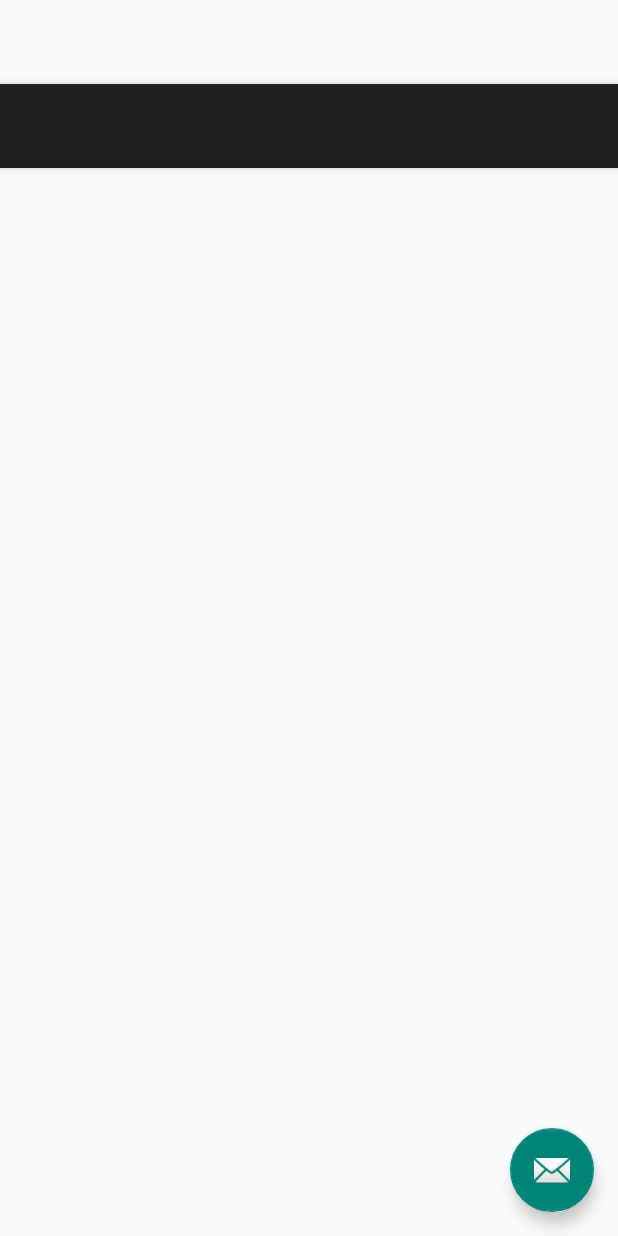
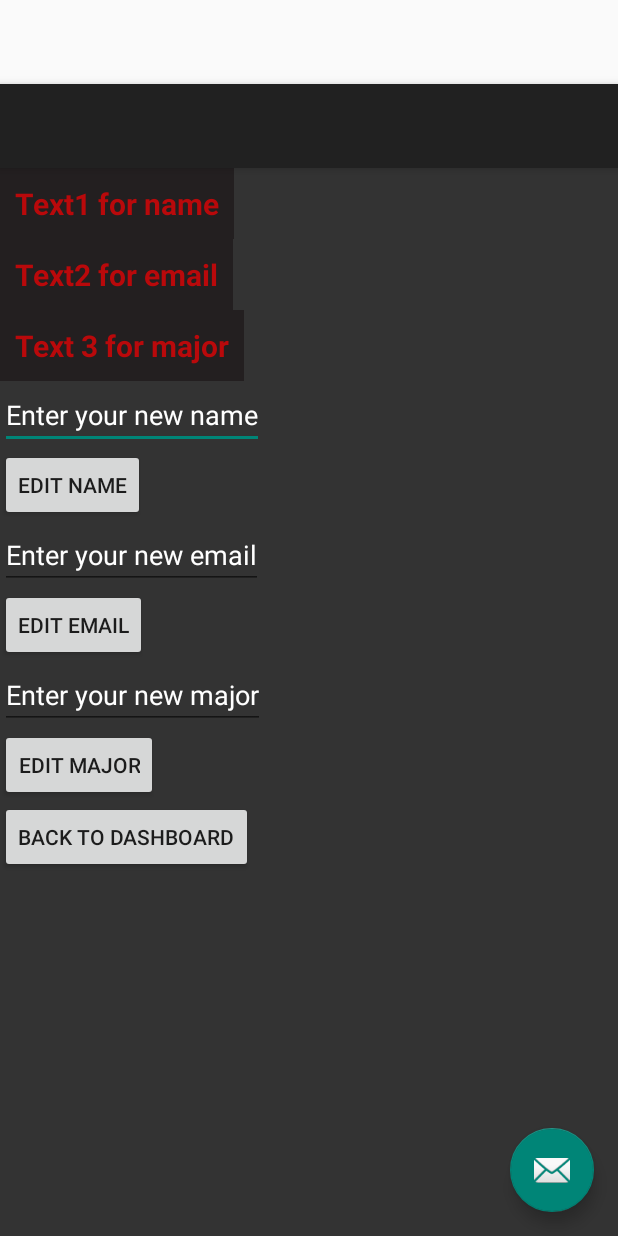
Before and after one commit to DoYouWantToBuildAProgram/Recs-From-Techs, an Android app: the layout activity_profile.xml on its own in the app's theme, with its tools: preview values and no code run, on a phone screen of 412 x 824 dp. Run offline under Robolectric (Android 15) with nearby library versions, the phone set to English and light mode, and no system bars.

Commit message:
M4 stuff

```diff
--- a/app/build.gradle
+++ b/app/build.gradle
@@ -2,7 +2,7 @@ apply plugin: 'com.android.application'
 
 android {
     compileSdkVersion 22
-    buildToolsVersion "22.0.1"
+    buildToolsVersion "21.0.1"
 
     defaultConfig {
         applicationId "com.example.erica.recsfromtechs"
--- a/app/src/main/AndroidManifest.xml
+++ b/app/src/main/AndroidManifest.xml
@@ -27,6 +27,10 @@
         <activity
             android:name=".dashboard"
             android:label="@string/title_activity_dashboard"
+            android:theme="@style/AppTheme.NoActionBar" />
+        <activity
+            android:name=".Profile"
+            android:label="@string/title_activity_profile"
             android:theme="@style/AppTheme.NoActionBar"></activity>
     </application>
 
--- a/app/src/main/res/layout/content_profile.xml
+++ b/app/src/main/res/layout/content_profile.xml
@@ -1,16 +1,83 @@
 <?xml version="1.0" encoding="utf-8"?>
-<RelativeLayout
-    xmlns:android="http://schemas.android.com/apk/res/android"
+<LinearLayout xmlns:android="http://schemas.android.com/apk/res/android"
+    xmlns:app="http://schemas.android.com/apk/res-auto"
     xmlns:tools="http://schemas.android.com/tools"
-    xmlns:app="http://schemas.android.com/apk/res-auto"
     android:layout_width="match_parent"
     android:layout_height="match_parent"
-    android:paddingLeft="@dimen/activity_horizontal_margin"
-    android:paddingRight="@dimen/activity_horizontal_margin"
-    android:paddingTop="@dimen/activity_vertical_margin"
-    android:paddingBottom="@dimen/activity_vertical_margin"
     app:layout_behavior="@string/appbar_scrolling_view_behavior"
+    tools:context="com.example.erica.recsfromtechs.Profile"
     tools:showIn="@layout/activity_profile"
-    tools:context="com.example.erica.recsfromtechs.Profile">
+    android:background="#333333"
+    android:orientation="vertical">
 
-</RelativeLayout>
+    <TextView
+        android:layout_width="wrap_content"
+        android:layout_height="wrap_content"
+        android:text="Text1 for name"
+        android:id="@+id/name"
+        android:padding="10dp"
+        android:textSize="20sp"
+        android:textColor="#B9090B"
+        android:textStyle="bold"
+        android:background="#231f20"
+        />
+    <TextView
+        android:layout_width="wrap_content"
+        android:layout_height="wrap_content"
+        android:text="Text2 for email"
+        android:id="@+id/email"
+        android:padding="10dp"
+        android:textSize="20sp"
+        android:textColor="#B9090B"
+        android:textStyle="bold"
+        android:background="#231f20"
+         />
+    <TextView
+        android:layout_width="wrap_content"
+        android:layout_height="wrap_content"
+        android:text="Text 3 for major"
+        android:id="@+id/major"
+        android:padding="10dp"
+        android:textSize="20sp"
+        android:textColor="#B9090B"
+        android:textStyle="bold"
+        android:background="#231f20"
+        />
+    <EditText android:id="@+id/newName"
+        android:layout_width="wrap_content"
+        android:layout_height="wrap_content"
+        android:hint="Enter your new name"
+        android:textColorHint="#FFFFFF"
+        />
+    <Button
+        android:layout_width="wrap_content"
+        android:layout_height="wrap_content"
+        android:text="Edit Name"
+        android:onClick="editName"
+        />
+    <EditText android:id="@+id/newEmail"
+        android:layout_width="wrap_content"
+        android:layout_height="wrap_content"
+        android:hint="Enter your new email"
+        android:textColorHint = "#FFFFFF"/>
+    <Button
+        android:layout_width="wrap_content"
+        android:layout_height="wrap_content"
+        android:text = "Edit Email"
+        android:onClick="editEmail"/>
+    <EditText android:id="@+id/newMajor"
+        android:layout_width="wrap_content"
+        android:layout_height="wrap_content"
+        android:hint="Enter your new major"
+        android:textColorHint = "#FFFFFF"/>
+    <Button
+        android:layout_width="wrap_content"
+        android:layout_height="wrap_content"
+        android:text = "Edit Major"
+        android:onClick = "editMajor"/>
+    <Button
+        android:layout_width="wrap_content"
+        android:layout_height="wrap_content"
+        android:text = "Back to Dashboard"
+        android:onClick = "backToDashboard"/>
+</LinearLayout>
--- a/app/src/main/res/values/strings.xml
+++ b/app/src/main/res/values/strings.xml
@@ -19,4 +19,6 @@
     <string name="confirmpass">Confirm Password</string>
     <string name="major">Enter Your Major</string>
     <string name="email">Enter Your Email</string>
+    <string name="title_activity_profile">Profile</string>
+    <string name="name">Name</string>
 </resources>
```
Also changed, not shown: app/src/main/java/com/example/erica/recsfromtechs/Login.java (+19 -1 lines), app/src/main/java/com/example/erica/recsfromtechs/MainActivity.java (+8 -0 lines), app/src/main/java/com/example/erica/recsfromtechs/Profile.java (+71 -8 lines), app/src/main/java/com/example/erica/recsfromtechs/Register.java (+30 -2 lines), app/src/main/java/com/example/erica/recsfromtechs/dashboard.java (+32 -7 lines), app/src/main/res/layout/activity_profile.xml (+3 -4 lines), app/src/main/res/layout/content_dashboard.xml (+8 -9 lines), app/src/main/res/layout/content_register.xml (+7 -3 lines), 1 other file.
